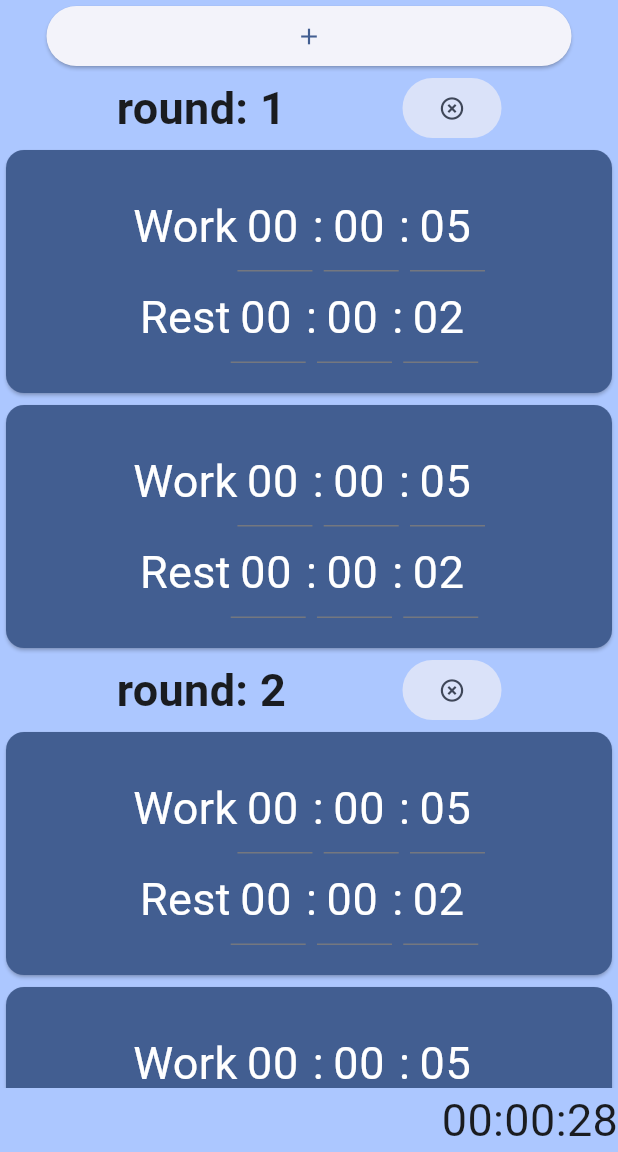
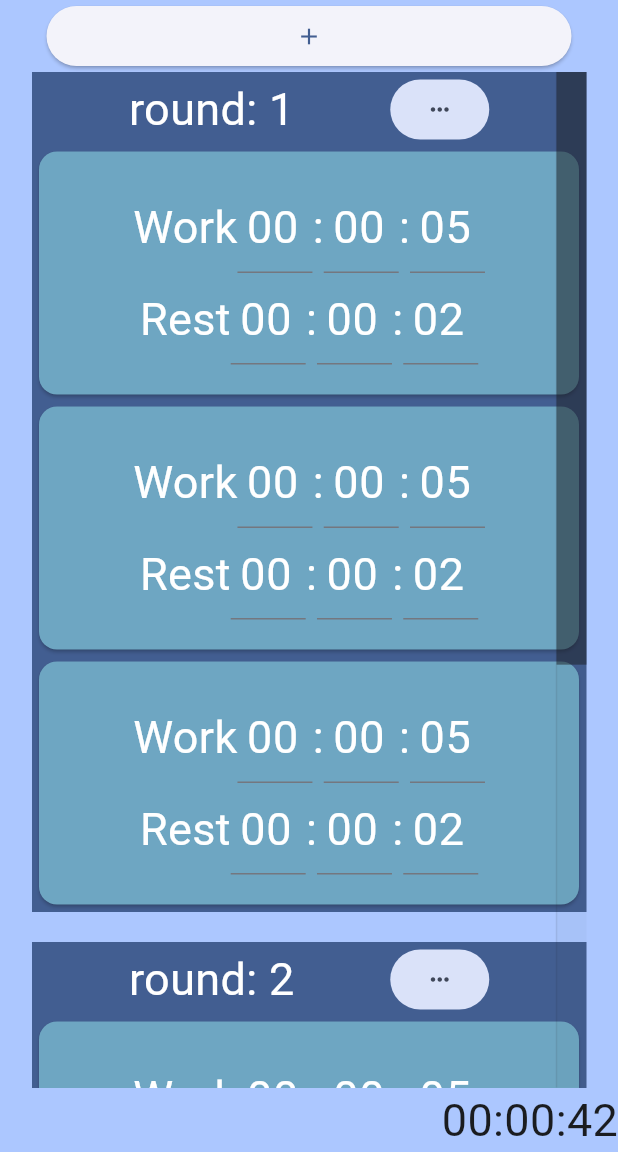
Before and after one commit to kcmurray1/fitness_app, a Flutter app: the TimerSettingsPage screen opened directly, after a tap on the "add box" icon, after a tap on the "indeterminate check box" icon, after a tap on "Advanced", on a phone screen of 412 x 824 dp, the part 84-1236 px from its top. Run offline on Flutter 3.47's test engine with Material 3 defaults, Android fonts, the phone set to English and light mode, and no system bars.

Commit message:
Updated Advanced Settings UI

```diff
--- a/lib/models/round.dart
+++ b/lib/models/round.dart
@@ -7,7 +7,7 @@ class Round extends ChangeNotifier {
   List<PhaseTimer> phaseTimers = [];
   int _phaseTimerIndex = 0;
   bool isStarted = false;
-  int _defaultSets = 2;
+  int _defaultSets = 3;
   final Duration initWorkTime;
   final Duration initRestTime;
 
--- a/lib/pages/timer_page/widgets/phase_card.dart
+++ b/lib/pages/timer_page/widgets/phase_card.dart
@@ -5,8 +5,11 @@ import 'package:fitness_app/pages/timer_page/widgets/time_display.dart';
 /// Displays [PhaseTimer._workTime] and [PhaseTimer._restTime] time for a given [PhaseTimer]
 class PhaseCard extends StatefulWidget {
 
-  final PhaseTimer? timer;
-  PhaseCard({super.key, required this.timer});
+  final PhaseTimer timer;
+  PhaseCard({
+    super.key,
+    required this.timer
+  });
 
   @override
   State<PhaseCard> createState() => _PhaseCardState();
@@ -17,27 +20,27 @@ class _PhaseCardState extends State<PhaseCard> {
   @override
   Widget build(BuildContext context)
   {
-    final theme = Theme.of(context);
+    const theme = Color.fromARGB(255, 110, 166, 194);
     return Card(
-      color: theme.colorScheme.primary,
+      color: theme,
       child: Padding(
         padding: const EdgeInsets.all(20),
         child: Column(children: [
           TimeDisplayField(
-            time: widget.timer!.getWorkTime(),
+            time: widget.timer.getWorkTime(),
             label: "Work",
             onTimeChanged: ((newWorkTime){
               setState(() {
-                widget.timer!.setWorkTime(newWorkTime);
+                widget.timer.setWorkTime(newWorkTime);
                 });
               }),
             ),
             TimeDisplayField(
-              time: widget.timer!.getRestTime(),
+              time: widget.timer.getRestTime(),
               label: "Rest",
               onTimeChanged: ((newRestTime){
                 setState(() {
-                  widget.timer!.setRestTime(newRestTime);
+                  widget.timer.setRestTime(newRestTime);
                 });
               }),
             ),
--- a/lib/pages/timer_page/widgets/round_card.dart
+++ b/lib/pages/timer_page/widgets/round_card.dart
@@ -41,20 +41,26 @@ class _RoundCard extends State<RoundCard> {
         Text(
           "round: ${widget.roundNum}",
           style: TextStyle(
+            color: Colors.white,
             fontSize: 30,
-            fontWeight: FontWeight.bold
+            // fontWeight: FontWeight.bold
           ),
         ),
-        if(widget.isDeletable)
         FilledButton.tonal(
-              onPressed: () {
-                if(widget.onRemove() != Null)
-                {
-                  widget.onRemove();
-                }
-              },
-              child: Icon(Icons.highlight_remove),
+          onPressed: (){},
+          child: Icon(Icons.more_horiz_sharp),
         ),
+
+        // if(widget.isDeletable)
+        //     FilledButton.tonal(
+        //       onPressed: () {
+        //         if(widget.onRemove() != Null)
+        //         {
+        //           widget.onRemove();
+        //         }
+        //       },
+        //       child: Icon(Icons.highlight_remove),
+        //     ),
         // ElevatedButton(
         //   onPressed: (){
         //     setState(() {
@@ -75,19 +81,32 @@ class _RoundCard extends State<RoundCard> {
   @override
   Widget build(BuildContext context) {
     return Container(
-      color: Theme.of(context).colorScheme.inversePrimary,
-      child: ListView(
-          shrinkWrap: true,
-          physics: NeverScrollableScrollPhysics(),
+      decoration: BoxDecoration(
+        color: Theme.of(context).colorScheme.primary,
+        border: Border.all(
+          color: Theme.of(context).colorScheme.primary,
+        )
+      ),
+      child: Column(
         children: [
           Center(
-              child: toggleRoundBar()
+                    child: toggleRoundBar(),
           ),
-
-            for(var timer in widget.round!.phaseTimers)
-              PhaseCard(timer: timer)
+          ListView.builder(
+            shrinkWrap: true,
+            physics: ScrollPhysics(),
+            itemCount: widget.round!.phaseTimers.length,
+            itemBuilder: (context, index){
+              return Column(
+                children: [
+                  PhaseCard(timer: widget.round!.phaseTimers[index]),
+                ],
+              );
+            },
+          ),
         ],
       ),
     );
+
   }
 }
--- a/lib/pages/timer_settings_page/widgets/timer_advanced_settings.dart
+++ b/lib/pages/timer_settings_page/widgets/timer_advanced_settings.dart
@@ -21,7 +21,10 @@ class _TimerAdvancedSettingState extends State<TimerAdvancedSettings>
         {
             if(!round.isEmpty())
             {
-                rounds.add(RoundCard(
+                rounds.add(
+                  Column(
+                    children: [
+                      RoundCard(
                                       key: ValueKey(round),
                                       round: round,
                                       roundNum: roundCount,
@@ -29,6 +32,9 @@ class _TimerAdvancedSettingState extends State<TimerAdvancedSettings>
                         onRemove: (){
                         setState(() {intervalTimer.removeRound(round);});
                         },
+                                      ),
+                        Padding(padding: EdgeInsets.all(10))
+                    ],
                   )
                 );
                 roundCount++;
@@ -39,9 +45,12 @@ class _TimerAdvancedSettingState extends State<TimerAdvancedSettings>
 
     /// Display detailed controls for this [IntervalTimer] such as
     /// adding/removing [Rounds] and altering the their sets(currently called phaseTimers)
-    List<Widget> buildDisplay(IntervalTimer intervalTimer)
+    Container buildDisplay(IntervalTimer intervalTimer, Color backgroundColor)
     {
-        return [
+        return Container(
+          color: backgroundColor,
+          child: Column(
+            children: [
             Row(
                 mainAxisAlignment: MainAxisAlignment.spaceEvenly,
                 children: [
@@ -57,12 +66,22 @@ class _TimerAdvancedSettingState extends State<TimerAdvancedSettings>
 
                 ],
             ),
-        Expanded(
+            Flexible(
+                child: Container(
+                  width: 370,
+                  // color: Colors.blueGrey.shade500,
+                  child: Scrollbar(
+                    thumbVisibility: true,
+                    trackVisibility: true,
+                    thickness: 20,
+                    interactive: true,
                     child: ListView(
-            children: displayRounds(intervalTimer),
+                      children: displayRounds(intervalTimer)
+
+                    ),
+                  ),
               )
             ),
-
             Row(
               mainAxisAlignment: MainAxisAlignment.end,
               children: [
@@ -70,18 +89,17 @@ class _TimerAdvancedSettingState extends State<TimerAdvancedSettings>
                 style: TextStyle(fontSize: 30)),
               ],
             )
-        ];
+            ]
+          )
+        );
     }
 
     @override
     Widget build(BuildContext context)
     {
         var intervalTimer = context.watch<IntervalTimer>();
-        return Container(
-          color: Theme.of(context).colorScheme.inversePrimary,
-          child: Column(
-              children: buildDisplay(intervalTimer)
-          ),
-        );
+        return buildDisplay(
+          intervalTimer,
+          Theme.of(context).colorScheme.inversePrimary);
     }
 }
```
Lines whose indentation alone changed are shown as unchanged.
